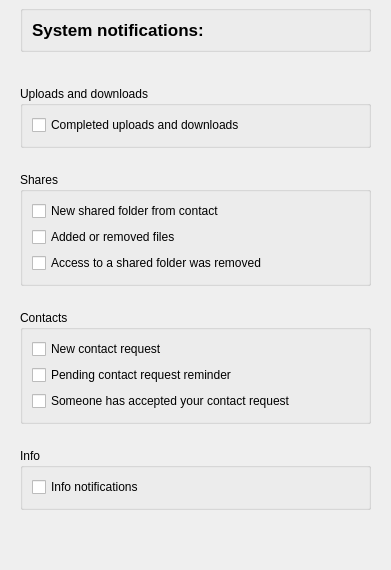
Old version of the form src/MEGASync/gui/ui/NotificationsSettings.ui in the repository meganz/MEGAsync.
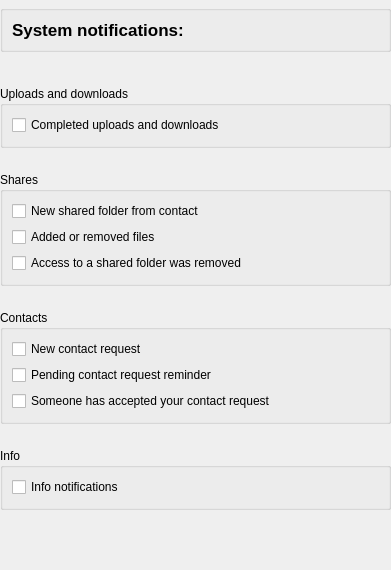
New version of the form. Custom widgets are drawn as their Qt base class.

Commit message: SNC-4972 : Set 24px margin on right and left dialog borders.

```diff
--- a/src/MEGASync/gui/ui/NotificationsSettings.ui
+++ b/src/MEGASync/gui/ui/NotificationsSettings.ui
@@ -18,13 +18,13 @@
     <number>24</number>
    </property>
    <property name="leftMargin">
-    <number>20</number>
+    <number>0</number>
    </property>
    <property name="topMargin">
     <number>5</number>
    </property>
    <property name="rightMargin">
-    <number>20</number>
+    <number>0</number>
    </property>
    <property name="bottomMargin">
     <number>0</number>
```
The commit also changes 1 other file.
